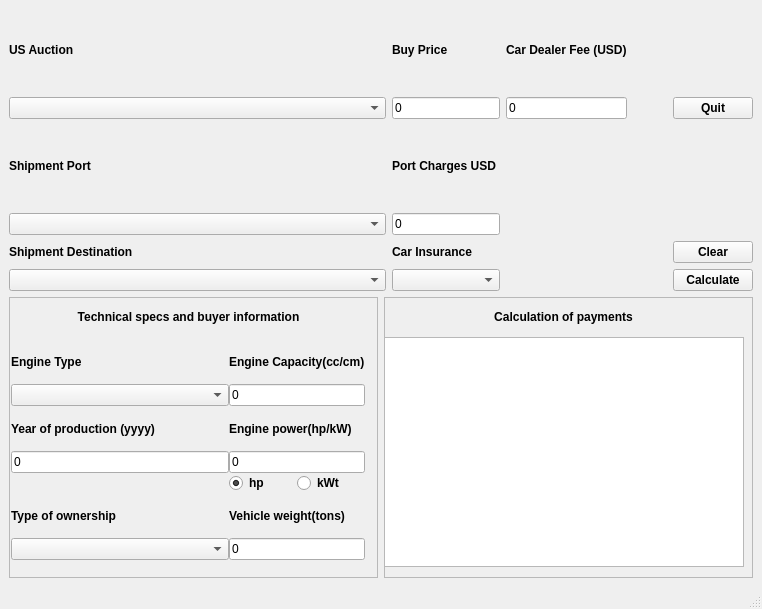
C0nstanta/manheim, file mainwindow.ui: the form before one commit.
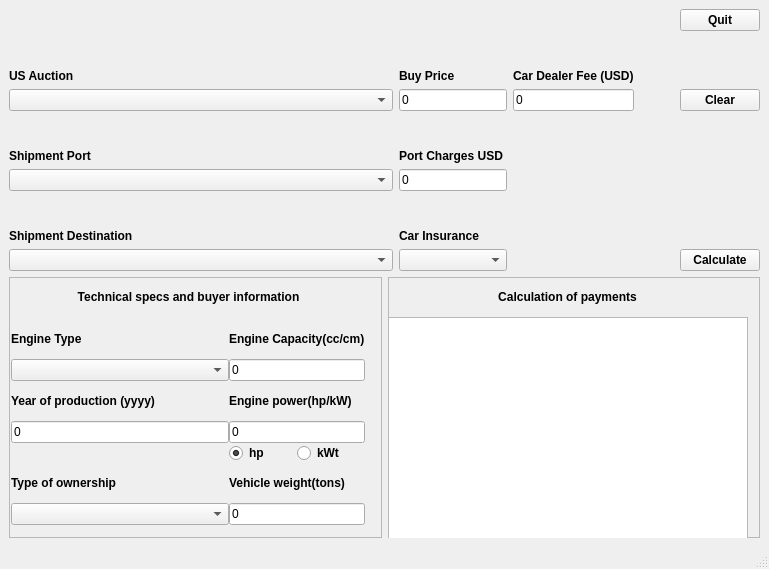
The form after the commit.

```diff
--- a/mainwindow.ui
+++ b/mainwindow.ui
@@ -6,8 +6,8 @@
    <rect>
     <x>0</x>
     <y>0</y>
-    <width>762</width>
-    <height>609</height>
+    <width>769</width>
+    <height>569</height>
    </rect>
   </property>
   <property name="windowTitle">
@@ -15,172 +15,53 @@
   </property>
   <widget class="QWidget" name="centrawidget">
    <layout class="QGridLayout" name="gridLayout_2">
-    <item row="0" column="0" colspan="2">
-     <layout class="QGridLayout" name="gridLayout" rowstretch="0,0,0,0,0,0,0" columnstretch="1,0,0,0,0">
-      <item row="6" column="4">
-       <widget class="QPushButton" name="PB_Calculate">
-        <property name="font">
-         <font>
-          <bold>true</bold>
-         </font>
+    <item row="1" column="1">
+     <layout class="QVBoxLayout" name="verticalLayout_4">
+      <item>
+       <widget class="QFrame" name="CostCalculationFrame">
+        <property name="frameShape">
+         <enum>QFrame::Shape::StyledPanel</enum>
         </property>
-        <property name="text">
-         <string>Calculate</string>
+        <property name="frameShadow">
+         <enum>QFrame::Shadow::Raised</enum>
         </property>
-       </widget>
-      </item>
-      <item row="2" column="1">
-       <widget class="QLabel" name="lPortCharges">
-        <property name="font">
-         <font>
-          <bold>true</bold>
-         </font>
-        </property>
-        <property name="text">
-         <string>Port Charges USD</string>
-        </property>
-       </widget>
-      </item>
-      <item row="5" column="1">
-       <widget class="QLabel" name="lCarInsurance">
-        <property name="font">
-         <font>
-          <bold>true</bold>
-         </font>
-        </property>
-        <property name="text">
-         <string>Car Insurance</string>
-        </property>
-       </widget>
-      </item>
-      <item row="1" column="0">
-       <widget class="QComboBox" name="CB_Auction"/>
-      </item>
-      <item row="6" column="0">
-       <widget class="QComboBox" name="mCBDestinationCountry"/>
-      </item>
-      <item row="1" column="3">
-       <spacer name="horizontalSpacer">
-        <property name="orientation">
-         <enum>Qt::Orientation::Horizontal</enum>
-        </property>
-        <property name="sizeHint" stdset="0">
-         <size>
-          <width>40</width>
-          <height>20</height>
-         </size>
-        </property>
-       </spacer>
-      </item>
-      <item row="2" column="0">
-       <widget class="QLabel" name="lUSPort">
-        <property name="font">
-         <font>
-          <bold>true</bold>
-         </font>
-        </property>
-        <property name="text">
-         <string>Shipment Port</string>
-        </property>
-       </widget>
-      </item>
-      <item row="4" column="1">
-       <widget class="QLineEdit" name="LE_PortCharges">
-        <property name="text">
-         <string>0</string>
-        </property>
-       </widget>
-      </item>
-      <item row="0" column="2">
-       <widget class="QLabel" name="lCarDealerFee">
-        <property name="font">
-         <font>
-          <bold>true</bold>
-         </font>
-        </property>
-        <property name="text">
-         <string>Car Dealer Fee (USD)</string>
-        </property>
-       </widget>
-      </item>
-      <item row="1" column="4">
-       <widget class="QPushButton" name="PB_Quit">
-        <property name="font">
-         <font>
-          <bold>true</bold>
-         </font>
-        </property>
-        <property name="text">
-         <string>Quit</string>
-        </property>
-       </widget>
-      </item>
-      <item row="0" column="0">
-       <widget class="QLabel" name="lAuction">
-        <property name="font">
-         <font>
-          <bold>true</bold>
-         </font>
-        </property>
-        <property name="text">
-         <string>US Auction</string>
-        </property>
-       </widget>
-      </item>
-      <item row="1" column="2">
-       <widget class="QLineEdit" name="LE_CarDealerFees">
-        <property name="text">
-         <string>0</string>
-        </property>
-       </widget>
-      </item>
-      <item row="4" column="0">
-       <widget class="QComboBox" name="CB_USPortLoading"/>
-      </item>
-      <item row="6" column="1">
-       <widget class="QComboBox" name="CB_CarInsurance"/>
-      </item>
-      <item row="1" column="1">
-       <widget class="QLineEdit" name="LE_AuctionCarBuyPrice">
-        <property name="text">
-         <string>0</string>
-        </property>
-       </widget>
-      </item>
-      <item row="5" column="0">
-       <widget class="QLabel" name="lDestinationCountry">
-        <property name="font">
-         <font>
-          <bold>true</bold>
-         </font>
-        </property>
-        <property name="text">
-         <string>Shipment Destination</string>
-        </property>
-       </widget>
-      </item>
-      <item row="0" column="1">
-       <widget class="QLabel" name="lAuctionPrice">
-        <property name="font">
-         <font>
-          <bold>true</bold>
-         </font>
-        </property>
-        <property name="text">
-         <string>Buy Price</string>
-        </property>
-       </widget>
-      </item>
-      <item row="5" column="4">
-       <widget class="QPushButton" name="PB_Clear">
-        <property name="font">
-         <font>
-          <bold>true</bold>
-         </font>
-        </property>
-        <property name="text">
-         <string>Clear</string>
-        </property>
+        <widget class="QWidget" name="verticalLayoutWidget_4">
+         <property name="geometry">
+          <rect>
+           <x>-1</x>
+           <y>-1</y>
+           <width>361</width>
+           <height>41</height>
+          </rect>
+         </property>
+         <layout class="QVBoxLayout" name="verticalLayout_6">
+          <item>
+           <widget class="QLabel" name="lCalculation">
+            <property name="font">
+             <font>
+              <bold>true</bold>
+             </font>
+            </property>
+            <property name="text">
+             <string>Calculation of payments</string>
+            </property>
+            <property name="alignment">
+             <set>Qt::AlignmentFlag::AlignCenter</set>
+            </property>
+           </widget>
+          </item>
+         </layout>
+        </widget>
+        <widget class="QTextEdit" name="TE_Calculation">
+         <property name="geometry">
+          <rect>
+           <x>0</x>
+           <y>40</y>
+           <width>360</width>
+           <height>230</height>
+          </rect>
+         </property>
+        </widget>
        </widget>
       </item>
      </layout>
@@ -228,7 +109,7 @@
            <x>-1</x>
            <y>39</y>
            <width>361</width>
-           <height>226</height>
+           <height>211</height>
           </rect>
          </property>
          <layout class="QGridLayout" name="gridLayout_3" columnstretch="2,0,0">
@@ -395,53 +276,196 @@
       </item>
      </layout>
     </item>
-    <item row="1" column="1">
-     <layout class="QVBoxLayout" name="verticalLayout_4">
-      <item>
-       <widget class="QFrame" name="CostCalculationFrame">
-        <property name="frameShape">
-         <enum>QFrame::Shape::StyledPanel</enum>
+    <item row="0" column="0" colspan="2">
+     <layout class="QGridLayout" name="gridLayout" rowstretch="0,0,0,0,0,0,0,0" columnstretch="1,0,0,0,0">
+      <item row="6" column="1">
+       <widget class="QLabel" name="lCarInsurance">
+        <property name="font">
+         <font>
+          <bold>true</bold>
+         </font>
         </property>
-        <property name="frameShadow">
-         <enum>QFrame::Shadow::Raised</enum>
+        <property name="text">
+         <string>Car Insurance</string>
         </property>
-        <widget class="QWidget" name="verticalLayoutWidget_4">
-         <property name="geometry">
-          <rect>
-           <x>-1</x>
-           <y>-1</y>
-           <width>361</width>
-           <height>41</height>
-          </rect>
-         </property>
-         <layout class="QVBoxLayout" name="verticalLayout_6">
-          <item>
-           <widget class="QLabel" name="lCalculation">
-            <property name="font">
-             <font>
-              <bold>true</bold>
-             </font>
-            </property>
-            <property name="text">
-             <string>Calculation of payments</string>
-            </property>
-            <property name="alignment">
-             <set>Qt::AlignmentFlag::AlignCenter</set>
-            </property>
-           </widget>
-          </item>
-         </layout>
-        </widget>
-        <widget class="QTextEdit" name="TE_Calculation">
-         <property name="geometry">
-          <rect>
-           <x>0</x>
-           <y>40</y>
-           <width>360</width>
-           <height>230</height>
-          </rect>
-         </property>
-        </widget>
+        <property name="alignment">
+         <set>Qt::AlignmentFlag::AlignBottom|Qt::AlignmentFlag::AlignLeading|Qt::AlignmentFlag::AlignLeft</set>
+        </property>
+       </widget>
+      </item>
+      <item row="2" column="0">
+       <widget class="QComboBox" name="CB_Auction"/>
+      </item>
+      <item row="2" column="2">
+       <widget class="QLineEdit" name="LE_CarDealerFees">
+        <property name="text">
+         <string>0</string>
+        </property>
+       </widget>
+      </item>
+      <item row="5" column="0">
+       <widget class="QComboBox" name="CB_USPortLoading"/>
+      </item>
+      <item row="7" column="1">
+       <widget class="QComboBox" name="CB_CarInsurance"/>
+      </item>
+      <item row="5" column="1">
+       <widget class="QLineEdit" name="LE_PortCharges">
+        <property name="text">
+         <string>0</string>
+        </property>
+       </widget>
+      </item>
+      <item row="7" column="4">
+       <widget class="QPushButton" name="PB_Calculate">
+        <property name="font">
+         <font>
+          <bold>true</bold>
+         </font>
+        </property>
+        <property name="text">
+         <string>Calculate</string>
+        </property>
+       </widget>
+      </item>
+      <item row="2" column="1">
+       <widget class="QLineEdit" name="LE_AuctionCarBuyPrice">
+        <property name="text">
+         <string>0</string>
+        </property>
+       </widget>
+      </item>
+      <item row="3" column="1">
+       <widget class="QLabel" name="lPortCharges">
+        <property name="font">
+         <font>
+          <bold>true</bold>
+         </font>
+        </property>
+        <property name="text">
+         <string>Port Charges USD</string>
+        </property>
+        <property name="alignment">
+         <set>Qt::AlignmentFlag::AlignBottom|Qt::AlignmentFlag::AlignLeading|Qt::AlignmentFlag::AlignLeft</set>
+        </property>
+       </widget>
+      </item>
+      <item row="6" column="0">
+       <widget class="QLabel" name="lDestinationCountry">
+        <property name="font">
+         <font>
+          <bold>true</bold>
+         </font>
+        </property>
+        <property name="text">
+         <string>Shipment Destination</string>
+        </property>
+        <property name="alignment">
+         <set>Qt::AlignmentFlag::AlignBottom|Qt::AlignmentFlag::AlignLeading|Qt::AlignmentFlag::AlignLeft</set>
+        </property>
+       </widget>
+      </item>
+      <item row="7" column="0">
+       <widget class="QComboBox" name="mCBDestinationCountry"/>
+      </item>
+      <item row="1" column="0">
+       <widget class="QLabel" name="lAuction">
+        <property name="font">
+         <font>
+          <bold>true</bold>
+         </font>
+        </property>
+        <property name="text">
+         <string>US Auction</string>
+        </property>
+        <property name="alignment">
+         <set>Qt::AlignmentFlag::AlignBottom|Qt::AlignmentFlag::AlignLeading|Qt::AlignmentFlag::AlignLeft</set>
+        </property>
+       </widget>
+      </item>
+      <item row="1" column="1">
+       <widget class="QLabel" name="lAuctionPrice">
+        <property name="font">
+         <font>
+          <bold>true</bold>
+         </font>
+        </property>
+        <property name="text">
+         <string>Buy Price</string>
+        </property>
+        <property name="alignment">
+         <set>Qt::AlignmentFlag::AlignBottom|Qt::AlignmentFlag::AlignLeading|Qt::AlignmentFlag::AlignLeft</set>
+        </property>
+       </widget>
+      </item>
+      <item row="2" column="3">
+       <spacer name="horizontalSpacer">
+        <property name="orientation">
+         <enum>Qt::Orientation::Horizontal</enum>
+        </property>
+        <property name="sizeHint" stdset="0">
+         <size>
+          <width>40</width>
+          <height>20</height>
+         </size>
+        </property>
+       </spacer>
+      </item>
+      <item row="1" column="2">
+       <widget class="QLabel" name="lCarDealerFee">
+        <property name="font">
+         <font>
+          <bold>true</bold>
+         </font>
+        </property>
+        <property name="text">
+         <string>Car Dealer Fee (USD)</string>
+        </property>
+        <property name="alignment">
+         <set>Qt::AlignmentFlag::AlignBottom|Qt::AlignmentFlag::AlignLeading|Qt::AlignmentFlag::AlignLeft</set>
+        </property>
+       </widget>
+      </item>
+      <item row="3" column="0">
+       <widget class="QLabel" name="lUSPort">
+        <property name="font">
+         <font>
+          <bold>true</bold>
+         </font>
+        </property>
+        <property name="text">
+         <string>Shipment Port</string>
+        </property>
+        <property name="alignment">
+         <set>Qt::AlignmentFlag::AlignBottom|Qt::AlignmentFlag::AlignLeading|Qt::AlignmentFlag::AlignLeft</set>
+        </property>
+       </widget>
+      </item>
+      <item row="0" column="0">
+       <layout class="QVBoxLayout" name="verticalLayout"/>
+      </item>
+      <item row="0" column="4">
+       <widget class="QPushButton" name="PB_Quit">
+        <property name="font">
+         <font>
+          <bold>true</bold>
+         </font>
+        </property>
+        <property name="text">
+         <string>Quit</string>
+        </property>
+       </widget>
+      </item>
+      <item row="2" column="4">
+       <widget class="QPushButton" name="PB_Clear">
+        <property name="font">
+         <font>
+          <bold>true</bold>
+         </font>
+        </property>
+        <property name="text">
+         <string>Clear</string>
+        </property>
        </widget>
       </item>
      </layout>
```
